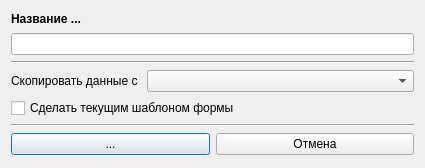
Qt form designer/dialogwindows/neddw/nedtemplatedialogwindow.ui (Artemako/auto-exec-doc) before a commit.
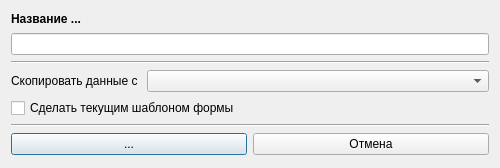
The same form after that commit. Icons and pictures are not drawn.

```diff
--- a/designer/dialogwindows/neddw/nedtemplatedialogwindow.ui
+++ b/designer/dialogwindows/neddw/nedtemplatedialogwindow.ui
@@ -6,7 +6,7 @@
    <rect>
     <x>0</x>
     <y>0</y>
-    <width>425</width>
+    <width>500</width>
     <height>168</height>
    </rect>
   </property>
```
